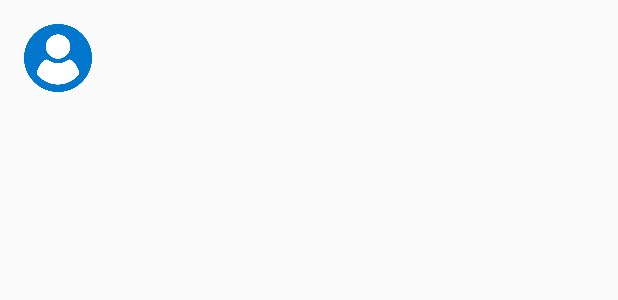
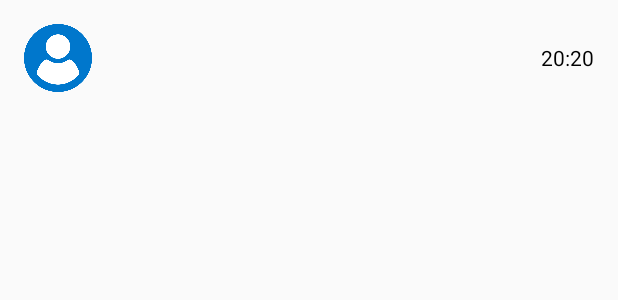
Before and after one commit to klikdigitalteknologi/csai-android-app, an Android app: the layout list_item.xml on its own in the app's theme, with its tools: preview values and no code run, on a phone screen of 412 x 824 dp. Shown: the top 300 px of the screen. Run offline under Robolectric (Android 15) with nearby library versions, the phone set to English and light mode, and no system bars.

Commit message:
[+] perubahan component list item chatlist

```diff
--- a/app/src/main/res/layout/list_item.xml
+++ b/app/src/main/res/layout/list_item.xml
@@ -1,7 +1,7 @@
-<LinearLayout
-    xmlns:android="http://schemas.android.com/apk/res/android"
+<LinearLayout xmlns:android="http://schemas.android.com/apk/res/android"
     android:layout_width="match_parent"
     android:layout_height="wrap_content"
+    xmlns:app="http://schemas.android.com/apk/res-auto"
     android:orientation="horizontal"
     android:padding="16dp">
     <LinearLayout
@@ -38,11 +38,23 @@
         android:orientation="vertical"
         android:layout_gravity="center_vertical"
         android:gravity="end">
+            <TextView
+                android:id="@+id/textCountMessage"
+                android:layout_width="@dimen/_15sdp"
+                android:layout_height="@dimen/_15sdp"
+                android:textColor="@color/white"
+                android:textSize="@dimen/_10ssp"
+                android:textAlignment="center"
+                android:background="@drawable/card_count_text"
+                android:visibility="gone"
+                android:textStyle="bold"
+               />
         <TextView
             android:id="@+id/textTimeList"
             android:layout_width="wrap_content"
             android:layout_height="wrap_content"
             android:textColor="@color/black"
+            android:text="20:20"
             android:textSize="14sp" />
     </LinearLayout>
 </LinearLayout>
```
